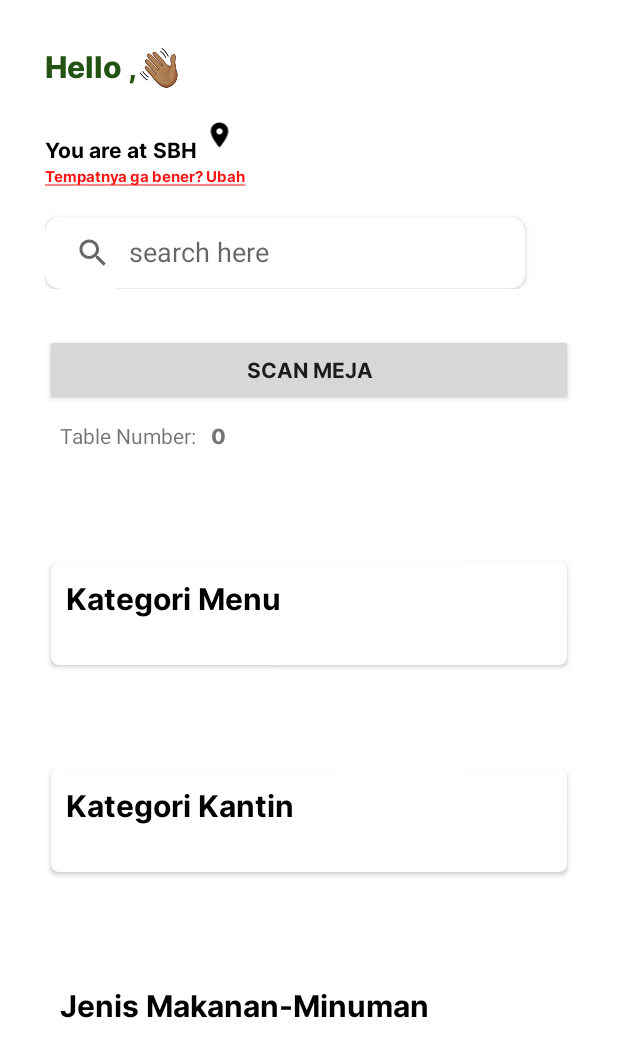
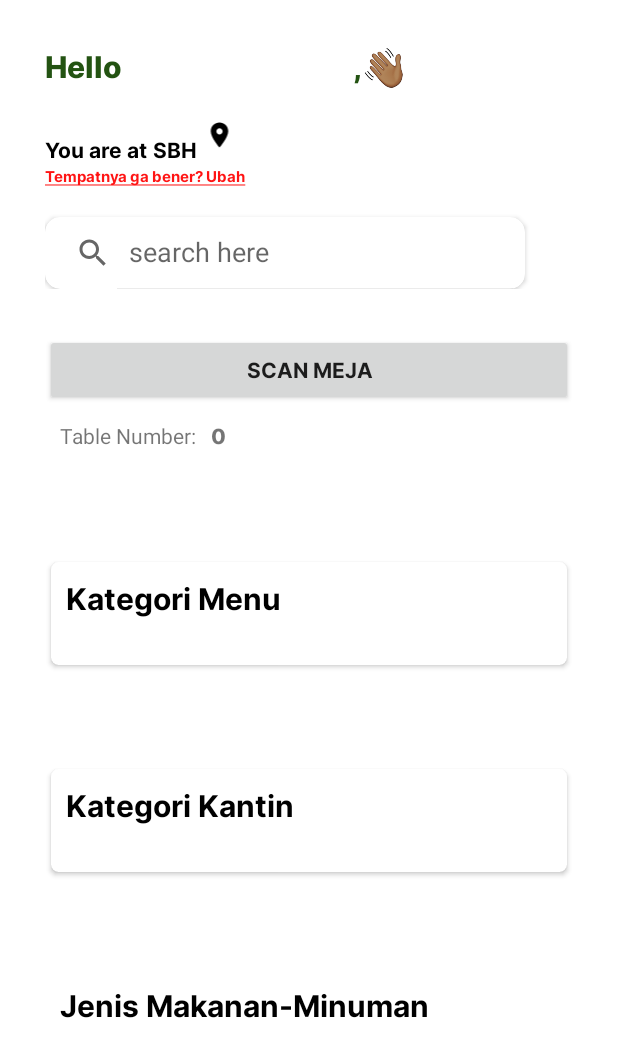
Before and after one commit to IamFirdaus1/eaterly, an Android app: the screen it shows after launch once a user with an empty profile is signed in (MainActivity), on a phone screen of 412 x 824 dp. Shown: the top 1057 px of the screen. Run offline under Robolectric (Android 15) with nearby library versions, the phone set to English and light mode, and no system bars; our stand-ins replace Firebase (no records; nobody signed in at launch, a user with empty details on screens opened directly); pictures from the network do not load; 1 statement that could not run was skipped.

Commit message:
revert name display

```diff
--- a/app/src/main/res/layout/fragment_home.xml
+++ b/app/src/main/res/layout/fragment_home.xml
@@ -29,7 +29,7 @@
 
                 <LinearLayout
 
-                    android:layout_width="wrap_content"
+                    android:layout_width="match_parent"
                     android:layout_height="wrap_content"
                     android:orientation="horizontal">
 
@@ -43,7 +43,7 @@
 
                     <TextView
                         android:id="@+id/username"
-                        android:layout_width="wrap_content"
+                        android:layout_width="150dp"
                         android:layout_height="30dp"
                         android:fontFamily="@font/interextrabolds"
                         android:text="Daus"
--- a/app/src/main/res/layout/fragment_seller_home.xml
+++ b/app/src/main/res/layout/fragment_seller_home.xml
@@ -37,7 +37,7 @@
 
                 <TextView
                     android:id="@+id/username"
-                    android:layout_width="wrap_content"
+                    android:layout_width="150dp"
                     android:layout_height="30dp"
                     android:fontFamily="@font/interextrabolds"
                     android:text="Daus"
```
